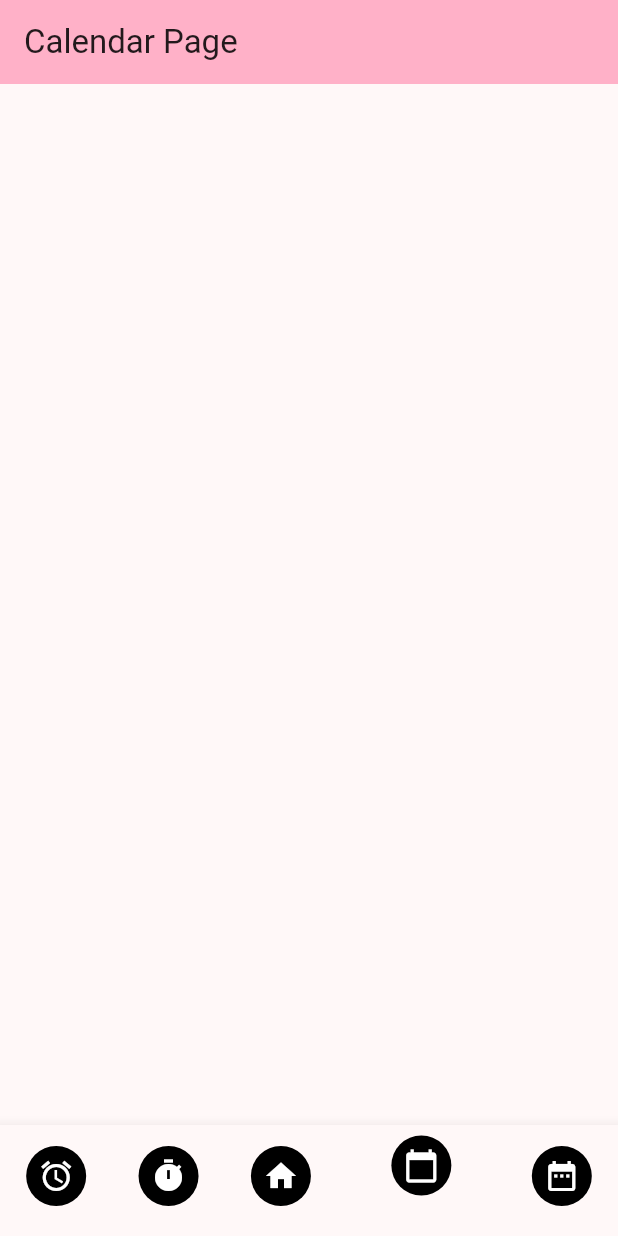
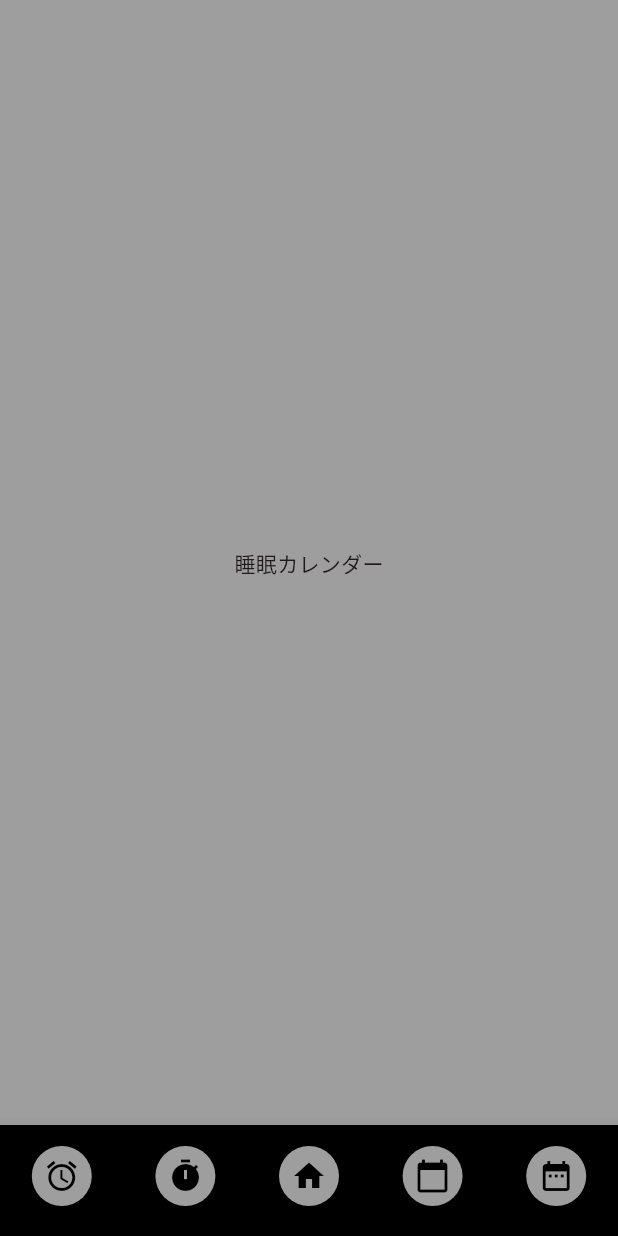
Before and after one commit to sh1y0n/flutter_23410046, a Flutter app: the SleepCalendarPage screen opened directly, on a phone screen of 412 x 824 dp. Run offline on Flutter 3.47's test engine with Material 3 defaults, Android fonts, the phone set to English and light mode, and no system bars.

Commit message:
画面遷移バグとui色調整

```diff
--- a/application/flutter_application_1/lib/AlarmPage.dart
+++ b/application/flutter_application_1/lib/AlarmPage.dart
@@ -2,6 +2,7 @@ import 'package:flutter/material.dart';
 import 'SleepTimerPage.dart';
 import 'SleepCalendar.dart';
 import 'SleepDate.dart';
+import 'main.dart';
 
 void main() {
   runApp(const MyApp());
@@ -39,14 +40,6 @@ class _AlarmPageState extends State<AlarmPage> {
     });
     switch (index) {
       case 0:
-        Navigator.pushReplacement(
-          context,
-          PageRouteBuilder(
-            pageBuilder: (context, animation, secondaryAnimation) => const AlarmPage(title: 'Alarm Page'),
-            transitionDuration: Duration.zero,
-            reverseTransitionDuration: Duration.zero,
-          ),
-        );
         break;
       case 1:
         Navigator.pushReplacement(
@@ -58,8 +51,15 @@ class _AlarmPageState extends State<AlarmPage> {
           ),
         );
         break;
-      case 2:
-        // ホームなので何もしない
+           case 2:
+        Navigator.pushReplacement(
+          context,
+          PageRouteBuilder(
+            pageBuilder: (context, animation, secondaryAnimation) => const MyHomePage(title: 'MainPage'),
+            transitionDuration: Duration.zero,
+            reverseTransitionDuration: Duration.zero,
+          ),
+        );
         break;
       case 3:
         Navigator.pushReplacement(
@@ -84,47 +84,53 @@ class _AlarmPageState extends State<AlarmPage> {
     }
   }
 
-  @override
+   @override
   Widget build(BuildContext context) {
     return Scaffold(
-      appBar: AppBar(
-        backgroundColor: Theme.of(context).colorScheme.inversePrimary,
-        title: Text(widget.title),
+
+     backgroundColor: Colors.grey,   body: const Center(
+
+        child: Text('アラーム'),
       ),
       bottomNavigationBar: BottomNavigationBar(
+        type: BottomNavigationBarType.fixed,
+        backgroundColor: Colors.black,
+          showSelectedLabels: false,
+        showUnselectedLabels: false,
         items: <BottomNavigationBarItem>[
           BottomNavigationBarItem(
             icon: CircleAvatar(
-              child: Icon(Icons.alarm, color: Colors.white),
-              backgroundColor: Colors.black,
+              child: Icon(Icons.alarm, color: Colors.black), // アイコンを黒に
+              backgroundColor: Colors.grey, // 白に統一
             ),
             label: 'Alarm',
           ),
           BottomNavigationBarItem(
             icon: CircleAvatar(
-              child: Icon(Icons.timer, color: Colors.white),
-              backgroundColor: Colors.black,
+              child: Icon(Icons.timer, color: Colors.black), // アイコンを黒に
+              backgroundColor: Colors.grey, // 白に統一
             ),
             label: 'Timer',
           ),
           BottomNavigationBarItem(
             icon: CircleAvatar(
-              child: Icon(Icons.home, color: Colors.white),
-              backgroundColor: Colors.black,
+              child: Icon(Icons.home, color: Colors.black), // アイコンを黒に
+              backgroundColor: Colors.grey, // 白に統一
             ),
             label: 'Home',
+            backgroundColor: Colors.black
           ),
           BottomNavigationBarItem(
             icon: CircleAvatar(
-              child: Icon(Icons.calendar_today, color: Colors.white),
-              backgroundColor: Colors.black,
+              child: Icon(Icons.calendar_today, color: Colors.black), // アイコンを黒に
+              backgroundColor: Colors.grey, // 白に統一
             ),
             label: 'Calendar',
           ),
           BottomNavigationBarItem(
             icon: CircleAvatar(
-              child: Icon(Icons.date_range, color: Colors.white),
-              backgroundColor: Colors.black,
+              child: Icon(Icons.date_range, color: Colors.black), // アイコンを黒に
+              backgroundColor: Colors.grey, // 白に統一
             ),
             label: 'Date',
           ),
--- a/application/flutter_application_1/lib/SleepCalendar.dart
+++ b/application/flutter_application_1/lib/SleepCalendar.dart
@@ -85,47 +85,52 @@ class _SleepCalendarPageState extends State<SleepCalendarPage> {
     }
   }
 
-  @override
-Widget build(BuildContext context) {
+ @override
+  Widget build(BuildContext context) {
     return Scaffold(
-      appBar: AppBar(
-        backgroundColor: Theme.of(context).colorScheme.inversePrimary,
-        title: Text(widget.title),
+
+     backgroundColor: Colors.grey,   body: const Center(
+
+        child: Text('睡眠カレンダー'),
       ),
       bottomNavigationBar: BottomNavigationBar(
+        type: BottomNavigationBarType.fixed,
+        backgroundColor: Colors.black,
+        showSelectedLabels: false,
+        showUnselectedLabels: false,
         items: <BottomNavigationBarItem>[
           BottomNavigationBarItem(
             icon: CircleAvatar(
-              child: Icon(Icons.alarm, color: Colors.white),
-              backgroundColor: Colors.black,
+              child: Icon(Icons.alarm, color: Colors.black), // アイコンを黒に
+              backgroundColor: Colors.grey, // 白に統一
             ),
             label: 'Alarm',
           ),
           BottomNavigationBarItem(
             icon: CircleAvatar(
-              child: Icon(Icons.timer, color: Colors.white),
-              backgroundColor: Colors.black,
+              child: Icon(Icons.timer, color: Colors.black), // アイコンを黒に
+              backgroundColor: Colors.grey, // 白に統一
             ),
             label: 'Timer',
           ),
           BottomNavigationBarItem(
             icon: CircleAvatar(
-              child: Icon(Icons.home, color: Colors.white),
-              backgroundColor: Colors.black,
+              child: Icon(Icons.home, color: Colors.black), // アイコンを黒に
+              backgroundColor: Colors.grey, // 白に統一
             ),
             label: 'Home',
           ),
           BottomNavigationBarItem(
             icon: CircleAvatar(
-              child: Icon(Icons.calendar_today, color: Colors.white),
-              backgroundColor: Colors.black,
+              child: Icon(Icons.calendar_today, color: Colors.black), // アイコンを黒に
+              backgroundColor: Colors.grey, // 白に統一
             ),
             label: 'Calendar',
           ),
           BottomNavigationBarItem(
             icon: CircleAvatar(
-              child: Icon(Icons.date_range, color: Colors.white),
-              backgroundColor: Colors.black,
+              child: Icon(Icons.date_range, color: Colors.black), // アイコンを黒に
+              backgroundColor: Colors.grey, // 白に統一
             ),
             label: 'Date',
           ),
```
Also changed, not shown: application/flutter_application_1/lib/SleepDate.dart (+28 -26 lines), application/flutter_application_1/lib/SleepTimerPage.dart (+21 -15 lines), application/flutter_application_1/lib/main.dart (+29 -16 lines).
